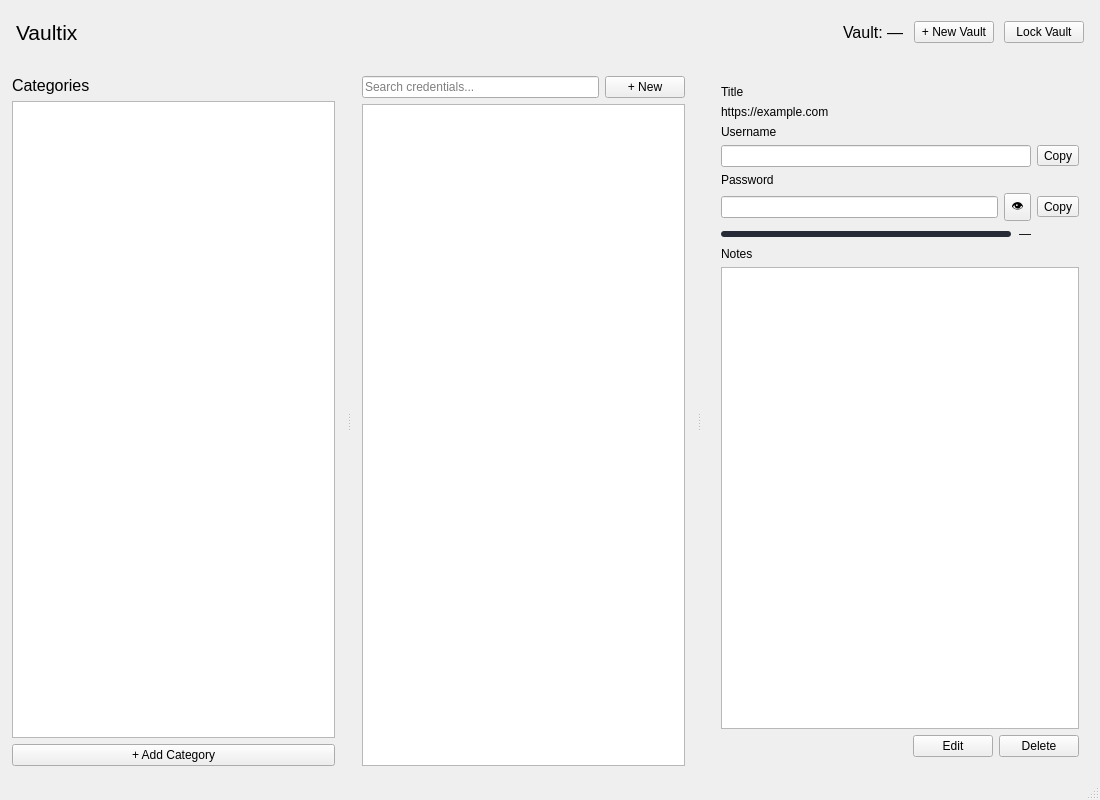
First picture: the form in ui/dashboard.ui, repository Haakim19/vaultix, before the edit.
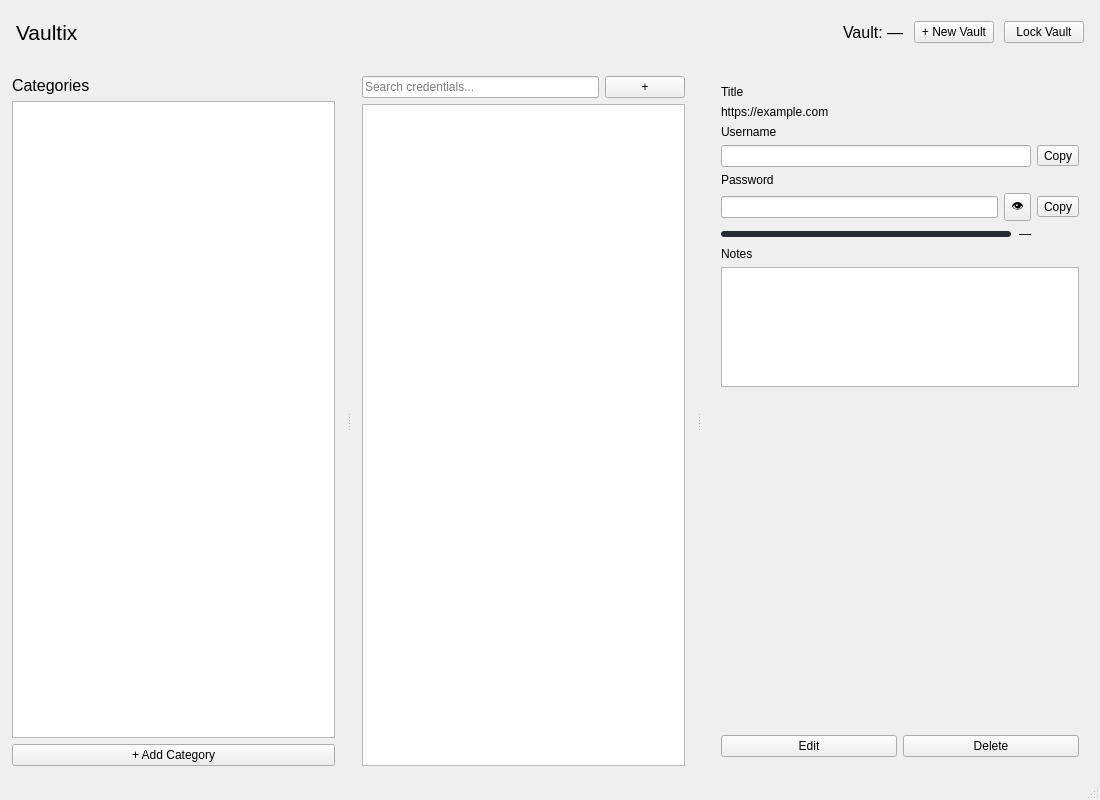
Second picture: the form after the edit. The open tabs and pages were chosen to show the change.

```diff
--- a/ui/dashboard.ui
+++ b/ui/dashboard.ui
@@ -211,7 +211,7 @@
               <cursorShape>PointingHandCursor</cursorShape>
              </property>
              <property name="text">
-              <string>+ New</string>
+              <string>+</string>
              </property>
             </widget>
            </item>
@@ -586,7 +586,7 @@
             <item>
              <widget class="QPlainTextEdit" name="notesField">
               <property name="sizePolicy">
-               <sizepolicy hsizetype="Expanding" vsizetype="Expanding">
+               <sizepolicy hsizetype="Expanding" vsizetype="Preferred">
                 <horstretch>0</horstretch>
                 <verstretch>0</verstretch>
                </sizepolicy>
@@ -594,7 +594,13 @@
               <property name="minimumSize">
                <size>
                 <width>200</width>
-                <height>0</height>
+                <height>60</height>
+               </size>
+              </property>
+              <property name="maximumSize">
+               <size>
+                <width>16777215</width>
+                <height>120</height>
                </size>
               </property>
               <property name="readOnly">
@@ -602,6 +608,19 @@
               </property>
              </widget>
             </item>
+            <item>
+             <spacer name="actionSpacer">
+              <property name="orientation">
+               <enum>Qt::Orientation::Vertical</enum>
+              </property>
+              <property name="sizeHint" stdset="0">
+               <size>
+                <width>20</width>
+                <height>40</height>
+               </size>
+              </property>
+             </spacer>
+            </item>
             <item>
              <widget class="QWidget" name="actionRow" native="true">
               <layout class="QHBoxLayout" name="actionRowLayout">
@@ -617,19 +636,6 @@
                <property name="bottomMargin">
                 <number>0</number>
                </property>
-               <item>
-                <spacer name="actionSpacer">
-                 <property name="orientation">
-                  <enum>Qt::Orientation::Horizontal</enum>
-                 </property>
-                 <property name="sizeHint" stdset="0">
-                  <size>
-                   <width>40</width>
-                   <height>20</height>
-                  </size>
-                 </property>
-                </spacer>
-               </item>
                <item>
                 <widget class="QPushButton" name="editButton">
                  <property name="cursor">
```
Left out of the diff: 34 changed lines with no effect on the pictures.
